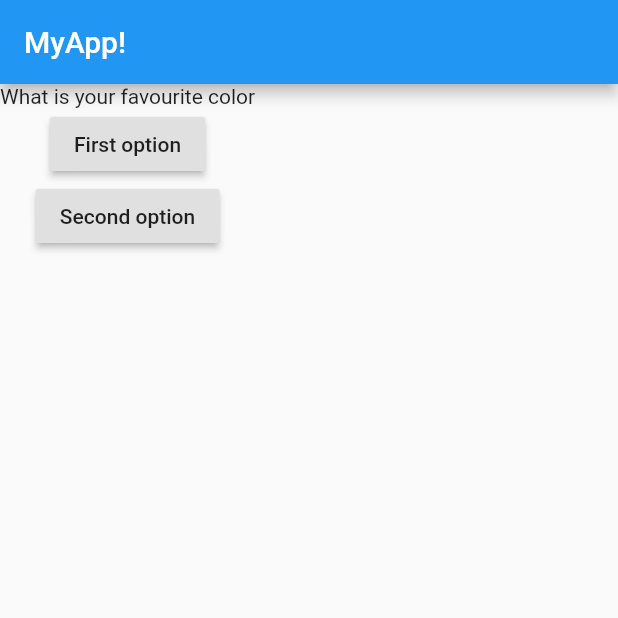
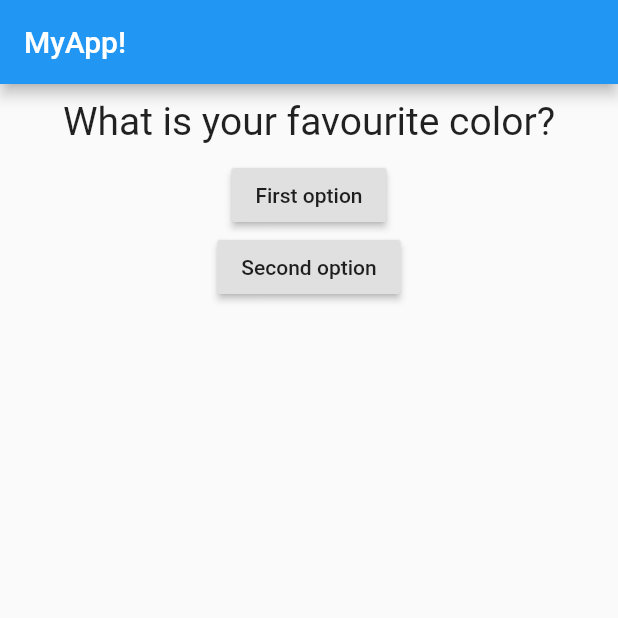
Before and after one commit to gonzavesc/hackovid, a Flutter app: the screen it shows after launch, on a phone screen of 412 x 824 dp, the top half of it. Run offline on Flutter 3.47's test engine with Material 2 defaults, Android fonts, the phone set to English and light mode, and no system bars.

Commit message:
Add styling to the Text

```diff
--- a/first_app/lib/main.dart
+++ b/first_app/lib/main.dart
@@ -1,7 +1,7 @@
 import 'package:flutter/material.dart';
 
+import './question.dart';
 
-import './question.dart';
 // void main(){
 //   runApp(MyApp());
 // }
@@ -14,15 +14,21 @@ class MyApp extends StatefulWidget {
     return _MyAppState();
   }
 }
-class _MyAppState extends State<MyApp> { // the _ in front of the name makes it private!!
+
+class _MyAppState extends State<MyApp> {
+  // the _ in front of the name makes it private!!
   var _questionIndex = 0;
-  void _answerQuestion (){
+  void _answerQuestion() {
     setState(() {
       _questionIndex = _questionIndex + 1;
     });
     print("Answer chosen");
   }
-  var questions = ["What is your favourite color", "What is your favourite animal"];
+
+  var questions = [
+    "What is your favourite color?",
+    "What is your favourite animal?"
+  ];
   @override
   Widget build(BuildContext context) {
     return MaterialApp(
@@ -30,9 +36,19 @@ class _MyAppState extends State<MyApp> { // the _ in front of the name makes it
       appBar: AppBar(
         title: Text("MyApp!"),
       ),
-      body: Column(children: <Widget>[Question(questions.elementAt(_questionIndex)),  //same asd questions[0]
-      RaisedButton(child: Text("First option"), onPressed: _answerQuestion,),
-      RaisedButton(child: Text("Second option"), onPressed: () => print("Second chosen"),)],),
+      body: Column(
+        children: <Widget>[
+          Question(questions.elementAt(_questionIndex)), //same asd questions[0]
+          RaisedButton(
+            child: Text("First option"),
+            onPressed: _answerQuestion,
+          ),
+          RaisedButton(
+            child: Text("Second option"),
+            onPressed: () => print("Second chosen"),
+          )
+        ],
+      ),
     ));
   }
 }
--- a/first_app/lib/question.dart
+++ b/first_app/lib/question.dart
@@ -5,6 +5,13 @@ class Question extends StatelessWidget {
   Question(this.questionText);
   @override
   Widget build(BuildContext context) {
-    return Text(questionText);
+    return Container(
+      margin: EdgeInsets.all(10),
+      width: double.infinity,
+        child: Text(
+      questionText,
+      style: TextStyle(fontSize: 26),
+      textAlign: TextAlign.center,
+    ));
   }
 }
```
